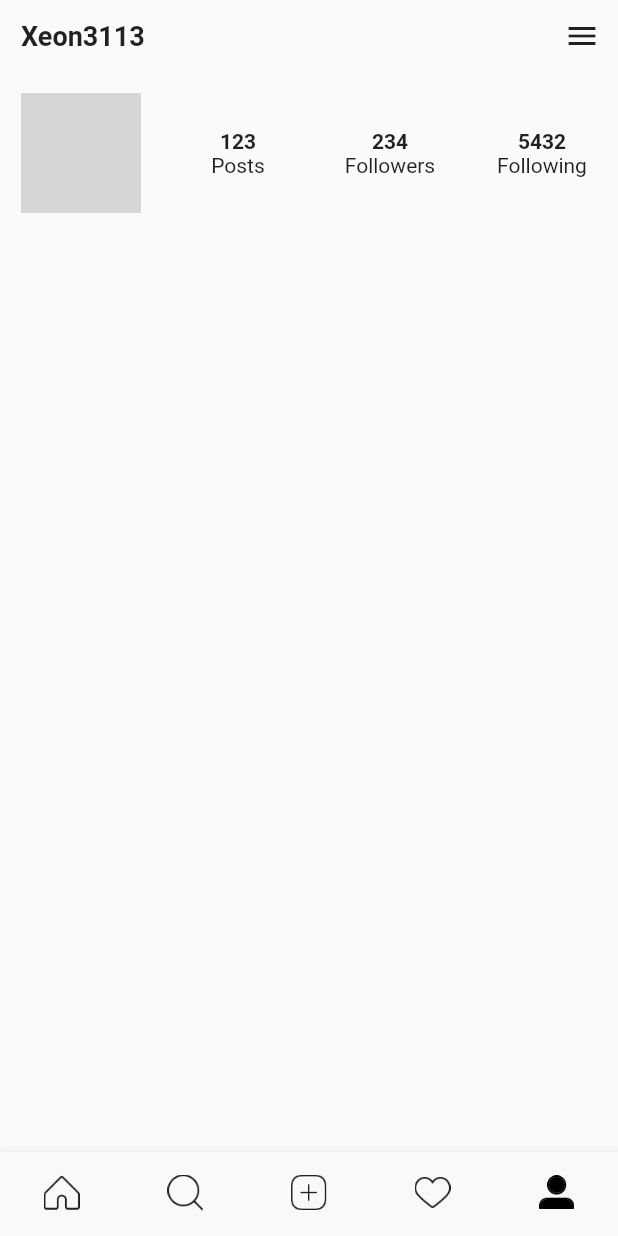
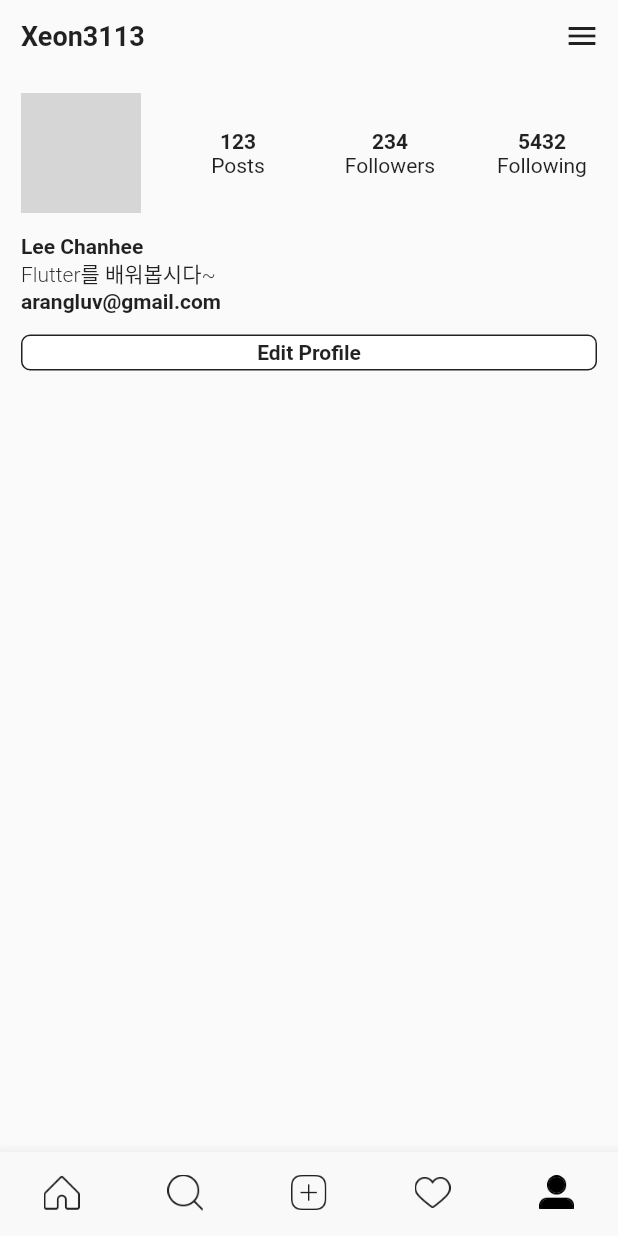
Before and after one commit to Xeon3113/flutter_app, a Flutter app: the screen it shows after launch, item 5 of the bottom bar chosen, on a phone screen of 412 x 824 dp. Run offline on Flutter 3.47's test engine with Material 2 defaults, Android fonts, the phone set to English and light mode, and no system bars; our stand-ins replace cached_network_image; network calls fail; grey boxes are pictures that could not be loaded.

Commit message:
Profile Header information

```diff
--- a/lib/constants/size.dart
+++ b/lib/constants/size.dart
@@ -1,3 +1,5 @@
+
+import 'package:flutter/material.dart';
 
 const double common_xxs_gap = 8.0;
 const double common_xs_gap = 10.0;
@@ -16,3 +18,5 @@ const double common_l_fontSize = 12.0;
 const double common_xl_fontSize = 14.0;
 const double common_xxl_fontSize = 16.0;
 const double common_xxxl_fontSize = 18.0;
+
+Size size;
--- a/lib/main_page.dart
+++ b/lib/main_page.dart
@@ -1,4 +1,5 @@
 import 'package:flutter/material.dart';
+import 'package:flutter_app/constants/size.dart';
 import 'package:flutter_app/screens/feed_page.dart';
 import 'package:flutter_app/screens/profile_page.dart';
 
@@ -26,6 +27,9 @@ class _MainPageState extends State<MainPage> {
 
   @override
   Widget build(BuildContext context) {
+    if (size == null) {
+      size = MediaQuery.of(context).size;
+    }
     return Scaffold(
       body: IndexedStack(
         index: _selectedIndex,
--- a/lib/screens/profile_page.dart
+++ b/lib/screens/profile_page.dart
@@ -9,13 +9,13 @@ class ProfilePage extends StatefulWidget {
 
 class _ProfilePageState extends State<ProfilePage> {
   bool _menuOpened = false;
-  Size _size;
+  Size size;
   double _menuWidth;
 
   @override
   Widget build(BuildContext context) {
-    _size = MediaQuery.of(context).size;
-    _menuWidth = _size.width / 1.5;
+    size = MediaQuery.of(context).size;
+    _menuWidth = size.width / 1.5;
 
     return Scaffold(
       body: Stack(
@@ -34,7 +34,7 @@ class _ProfilePageState extends State<ProfilePage> {
       color: Colors.grey[200],
       duration: Duration(milliseconds: 250),
       transform: Matrix4.translationValues(
-          _menuOpened ? _size.width - _menuWidth : _size.width, 0, 0),
+          _menuOpened ? size.width - _menuWidth : size.width, 0, 0),
       child: SafeArea(
         child: Column(
           mainAxisSize: MainAxisSize.max,
@@ -63,7 +63,13 @@ class _ProfilePageState extends State<ProfilePage> {
               child: CustomScrollView(
                 slivers: <Widget>[
                   SliverList(
-                      delegate: SliverChildListDelegate([_getProfileHeader])),
+                      delegate: SliverChildListDelegate([
+                    _getProfileHeader,
+                    _username(),
+                    _userBio(),
+                    _email(),
+                    _editPropfileBtn()
+                  ])),
                 ],
               ),
             )
@@ -73,17 +79,55 @@ class _ProfilePageState extends State<ProfilePage> {
     );
   }
 
-  /*
-  List<Widget> _coloredContainer() {
-    return List<Widget>.generate(
-      20,
-      (i) => Container(
-        height: 150,
-        color: Colors.primaries[i % Colors.primaries.length],
+  Padding _editPropfileBtn() {
+    return Padding(
+      padding: const EdgeInsets.all(common_gap),
+      child: SizedBox(
+        height: 24,
+        child: FlatButton(
+            color: Colors.white,
+            shape: RoundedRectangleBorder(
+              borderRadius: BorderRadius.circular(6),
+              side: BorderSide(
+                  color: Colors.black87, width: 1, style: BorderStyle.solid),
+            ),
+            onPressed: () {},
+            child: Text('Edit Profile',
+                style: TextStyle(
+                  fontWeight: FontWeight.bold,
+                ))),
       ),
     );
-  }
-  */
+  } // 프로필 수정 버튼
+
+  Padding _email() {
+    return Padding(
+      padding: const EdgeInsets.only(left: common_gap),
+      child: Text('arangluv@gmail.com',
+          style: TextStyle(
+            fontWeight: FontWeight.w600,
+          )),
+    );
+  } // email 출력 부분
+
+  Padding _userBio() {
+    return Padding(
+      padding: const EdgeInsets.only(left: common_gap),
+      child: Text('Flutter를 배워봅시다~',
+          style: TextStyle(
+              fontWeight: FontWeight.w300, fontSize: common_xl_fontSize)),
+    );
+  } // 상태값 출력
+
+  Padding _username() {
+    return Padding(
+      padding: const EdgeInsets.only(left: common_gap),
+      child: Text(
+        'Lee Chanhee',
+        style: TextStyle(fontWeight: FontWeight.bold),
+      ),
+    );
+  } // 이름 출력
 
   Row get _getProfileHeader => Row(
         children: <Widget>[
@@ -114,11 +158,12 @@ class _ProfilePageState extends State<ProfilePage> {
       );
 
   Widget _getStatusValueWidget(String value) => Center(
-    child: Padding(
+        child: Padding(
           padding: const EdgeInsets.symmetric(
             horizontal: common_s_gap,
           ),
-          child: FittedBox(fit: BoxFit.scaleDown,
+          child: FittedBox(
+            fit: BoxFit.scaleDown,
             child: Text(
               value,
               textAlign: TextAlign.center,
@@ -128,10 +173,10 @@ class _ProfilePageState extends State<ProfilePage> {
             ),
           ),
         ),
-  );
+      );
 
   Widget _getStatusLabesWidget(String value) => Center(
-    child: Padding(
+        child: Padding(
           padding: const EdgeInsets.symmetric(
             horizontal: common_s_gap,
           ),
@@ -146,7 +191,7 @@ class _ProfilePageState extends State<ProfilePage> {
             ),
           ),
         ),
-  );
+      );
 
   Row _userNameIconButton() {
     return Row(
```
